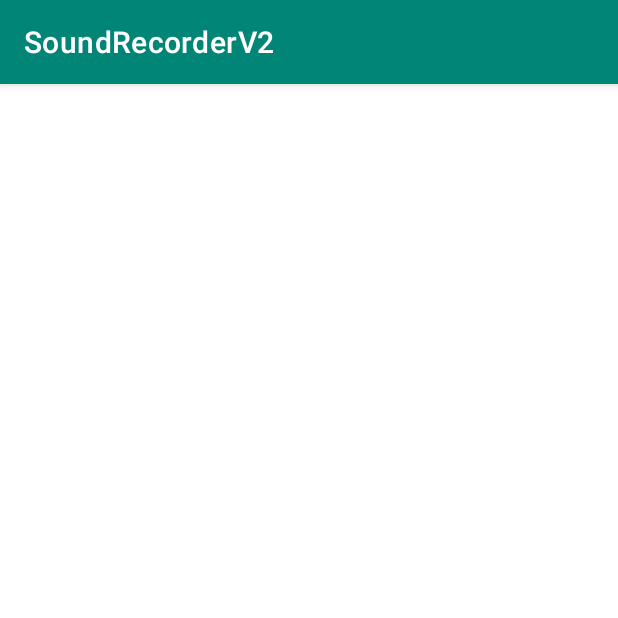
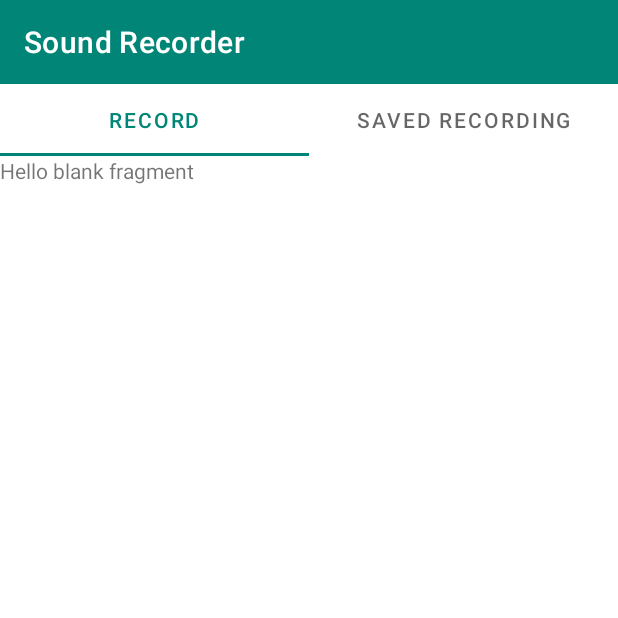
Before and after one commit to MiguelCrespo/SoundRecorderV2, an Android app: the screen it shows after launch (MainActivity), on a phone screen of 412 x 824 dp, the top half of it. Run offline under Robolectric (Android 15) with nearby library versions, the phone set to English and light mode, and no system bars.

Commit message:
Set TabLayout and ViewPager

```diff
--- a/app/src/main/AndroidManifest.xml
+++ b/app/src/main/AndroidManifest.xml
@@ -9,7 +9,7 @@
         android:roundIcon="@mipmap/ic_launcher_round"
         android:supportsRtl="true"
         android:theme="@style/AppTheme">
-        <activity android:name=".MainActivity">
+        <activity android:name=".activities.MainActivity">
             <intent-filter>
                 <action android:name="android.intent.action.MAIN" />
 
--- /dev/null
+++ b/app/src/main/java/adapters/MainPagerAdapter.kt
@@ -0,0 +1,21 @@
+package adapters
+
+import androidx.fragment.app.Fragment
+import androidx.fragment.app.FragmentManager
+import androidx.fragment.app.FragmentPagerAdapter
+import co.happydevelopers.soundrecorderv2.RecordTabFragment
+
+class MainPagerAdapter(fm: FragmentManager) : FragmentPagerAdapter(fm) {
+    override fun getItem(position: Int): Fragment {
+
+        return when(position) {
+            0 -> RecordTabFragment.newInstance("123", "321")
+            else -> RecordTabFragment.newInstance("123", "321")
+        }
+    }
+
+    override fun getCount(): Int {
+        return 2
+    }
+
+}
--- a/app/src/main/java/co/happydevelopers/soundrecorderv2/MainActivity.kt
+++ /dev/null
@@ -1,12 +0,0 @@
-package co.happydevelopers.soundrecorderv2
-
-import android.os.Bundle
-import androidx.appcompat.app.AppCompatActivity
-
-class MainActivity : AppCompatActivity() {
-
-    override fun onCreate(savedInstanceState: Bundle?) {
-        super.onCreate(savedInstanceState)
-        setContentView(R.layout.activity_main)
-    }
-}
--- /dev/null
+++ b/app/src/main/java/co/happydevelopers/soundrecorderv2/RecordTabFragment.kt
@@ -0,0 +1,100 @@
+package co.happydevelopers.soundrecorderv2
+
+import android.content.Context
+import android.net.Uri
+import android.os.Bundle
+import android.view.LayoutInflater
+import android.view.View
+import android.view.ViewGroup
+import androidx.fragment.app.Fragment
+
+
+// TODO: Rename parameter arguments, choose names that match
+// the fragment initialization parameters, e.g. ARG_ITEM_NUMBER
+private const val ARG_PARAM1 = "param1"
+private const val ARG_PARAM2 = "param2"
+
+/**
+ * A simple [Fragment] subclass.
+ * Activities that contain this fragment must implement the
+ * [RecordTabFragment.OnFragmentInteractionListener] interface
+ * to handle interaction events.
+ * Use the [RecordTabFragment.newInstance] factory method to
+ * create an instance of this fragment.
+ *
+ */
+class RecordTabFragment : Fragment() {
+    // TODO: Rename and change types of parameters
+    private var param1: String? = null
+    private var param2: String? = null
+    private var listener: OnFragmentInteractionListener? = null
+
+    override fun onCreate(savedInstanceState: Bundle?) {
+        super.onCreate(savedInstanceState)
+        arguments?.let {
+            param1 = it.getString(ARG_PARAM1)
+            param2 = it.getString(ARG_PARAM2)
+        }
+    }
+
+    override fun onCreateView(inflater: LayoutInflater, container: ViewGroup?,
+                              savedInstanceState: Bundle?): View? {
+        // Inflate the layout for this fragment
+        return inflater.inflate(R.layout.fragment_record_tab, container, false)
+    }
+
+    // TODO: Rename method, update argument and hook method into UI event
+    fun onButtonPressed(uri: Uri) {
+        listener?.onFragmentInteraction(uri)
+    }
+
+    override fun onAttach(context: Context) {
+        super.onAttach(context)
+        if (context is OnFragmentInteractionListener) {
+            listener = context
+        } else {
+            throw RuntimeException(context.toString() + " must implement OnFragmentInteractionListener")
+        }
+    }
+
+    override fun onDetach() {
+        super.onDetach()
+        listener = null
+    }
+
+    /**
+     * This interface must be implemented by activities that contain this
+     * fragment to allow an interaction in this fragment to be communicated
+     * to the activity and potentially other fragments contained in that
+     * activity.
+     *
+     *
+     * See the Android Training lesson [Communicating with Other Fragments]
+     * (http://developer.android.com/training/basics/fragments/communicating.html)
+     * for more information.
+     */
+    interface OnFragmentInteractionListener {
+        // TODO: Update argument type and name
+        fun onFragmentInteraction(uri: Uri)
+    }
+
+    companion object {
+        /**
+         * Use this factory method to create a new instance of
+         * this fragment using the provided parameters.
+         *
+         * @param param1 Parameter 1.
+         * @param param2 Parameter 2.
+         * @return A new instance of fragment RecordTabFragment.
+         */
+        // TODO: Rename and change types and number of parameters
+        @JvmStatic
+        fun newInstance(param1: String, param2: String) =
+                RecordTabFragment().apply {
+                    arguments = Bundle().apply {
+                        putString(ARG_PARAM1, param1)
+                        putString(ARG_PARAM2, param2)
+                    }
+                }
+    }
+}
--- /dev/null
+++ b/app/src/main/java/co/happydevelopers/soundrecorderv2/activities/MainActivity.kt
@@ -0,0 +1,39 @@
+package co.happydevelopers.soundrecorderv2.activities
+
+import adapters.MainPagerAdapter
+import android.net.Uri
+import android.os.Bundle
+import androidx.appcompat.app.AppCompatActivity
+import androidx.appcompat.widget.Toolbar
+import co.happydevelopers.soundrecorderv2.R
+import co.happydevelopers.soundrecorderv2.RecordTabFragment
+import com.google.android.material.tabs.TabLayout
+import kotlinx.android.synthetic.main.activity_main.*
+
+class MainActivity : AppCompatActivity(), RecordTabFragment.OnFragmentInteractionListener {
+    override fun onFragmentInteraction(uri: Uri) {
+        TODO("not implemented") //To change body of created functions use File | Settings | File Templates.
+    }
+
+    private var mMainPagerAdapter : MainPagerAdapter? = null
+
+    override fun onCreate(savedInstanceState: Bundle?) {
+        super.onCreate(savedInstanceState)
+        setContentView(R.layout.activity_main)
+
+        setSupportActionBar(toolbar_main_toolbar as Toolbar?)
+
+        supportActionBar?.title = "Sound Recorder"
+
+        initializeUi()
+    }
+
+    private fun initializeUi() {
+        mMainPagerAdapter = MainPagerAdapter(supportFragmentManager)
+
+        viewPager_main_tab_container.adapter = mMainPagerAdapter
+
+        viewPager_main_tab_container.addOnPageChangeListener(TabLayout.TabLayoutOnPageChangeListener(tabLayout_main_main_tab_layout))
+        tabLayout_main_main_tab_layout.addOnTabSelectedListener(TabLayout.ViewPagerOnTabSelectedListener(viewPager_main_tab_container))
+    }
+}
--- a/app/src/main/res/layout/activity_main.xml
+++ b/app/src/main/res/layout/activity_main.xml
@@ -1,10 +1,42 @@
 <?xml version="1.0" encoding="utf-8"?>
-<androidx.constraintlayout.widget.ConstraintLayout xmlns:android="http://schemas.android.com/apk/res/android"
+<LinearLayout xmlns:android="http://schemas.android.com/apk/res/android"
     xmlns:app="http://schemas.android.com/apk/res-auto"
     xmlns:tools="http://schemas.android.com/tools"
+    android:orientation="vertical"
     android:layout_width="match_parent"
     android:layout_height="match_parent"
-    tools:context=".MainActivity">
+    tools:context=".activities.MainActivity">
+
+    <include
+        android:id="@+id/toolbar_main_toolbar"
+        layout="@layout/toolbar" />
+
+    <com.google.android.material.tabs.TabLayout
+        android:id="@+id/tabLayout_main_main_tab_layout"
+        android:layout_width="match_parent"
+        android:layout_height="wrap_content">
+
+        <com.google.android.material.tabs.TabItem
+            android:id="@+id/tabItem_main_tab1"
+            android:layout_width="wrap_content"
+            android:layout_height="wrap_content"
+            android:text="RECORD"
+            />
+
+        <com.google.android.material.tabs.TabItem
+            android:id="@+id/tabItem_main_tab2"
+            android:layout_width="wrap_content"
+            android:layout_height="wrap_content"
+            android:text="SAVED RECORDING"/>
+
+    </com.google.android.material.tabs.TabLayout>
+
+    <androidx.viewpager.widget.ViewPager
+        android:id="@+id/viewPager_main_tab_container"
+        android:layout_width="match_parent"
+        android:layout_height="match_parent">
+
+    </androidx.viewpager.widget.ViewPager>
 
 
-</androidx.constraintlayout.widget.ConstraintLayout>
+</LinearLayout>
--- /dev/null
+++ b/app/src/main/res/layout/fragment_record_tab.xml
@@ -0,0 +1,14 @@
+<?xml version="1.0" encoding="utf-8"?>
+<FrameLayout xmlns:android="http://schemas.android.com/apk/res/android"
+    xmlns:tools="http://schemas.android.com/tools"
+    android:layout_width="match_parent"
+    android:layout_height="match_parent"
+    tools:context=".RecordTabFragment">
+
+    <!-- TODO: Update blank fragment layout -->
+    <TextView
+        android:layout_width="match_parent"
+        android:layout_height="match_parent"
+        android:text="@string/hello_blank_fragment" />
+
+</FrameLayout>
--- /dev/null
+++ b/app/src/main/res/layout/toolbar.xml
@@ -0,0 +1,8 @@
+<?xml version="1.0" encoding="utf-8"?>
+<androidx.appcompat.widget.Toolbar xmlns:android="http://schemas.android.com/apk/res/android"
+    android:layout_width="match_parent" android:layout_height="wrap_content"
+    android:theme="@style/ThemeOverlay.MaterialComponents.Dark.ActionBar"
+    android:background="@color/colorPrimary"
+    >
+
+</androidx.appcompat.widget.Toolbar>
--- a/app/src/main/res/values/strings.xml
+++ b/app/src/main/res/values/strings.xml
@@ -1,3 +1,6 @@
 <resources>
     <string name="app_name">SoundRecorderV2</string>
+
+    <!-- TODO: Remove or change this placeholder text -->
+    <string name="hello_blank_fragment">Hello blank fragment</string>
 </resources>
--- a/app/src/main/res/values/styles.xml
+++ b/app/src/main/res/values/styles.xml
@@ -1,7 +1,7 @@
 <resources>
 
     <!-- Base application theme. -->
-    <style name="AppTheme" parent="Theme.MaterialComponents.Light.DarkActionBar">
+    <style name="AppTheme" parent="Theme.MaterialComponents.Light.NoActionBar">
         <!-- Customize your theme here. -->
         <item name="colorPrimary">@color/colorPrimary</item>
         <item name="colorPrimaryDark">@color/colorPrimaryDark</item>
```
